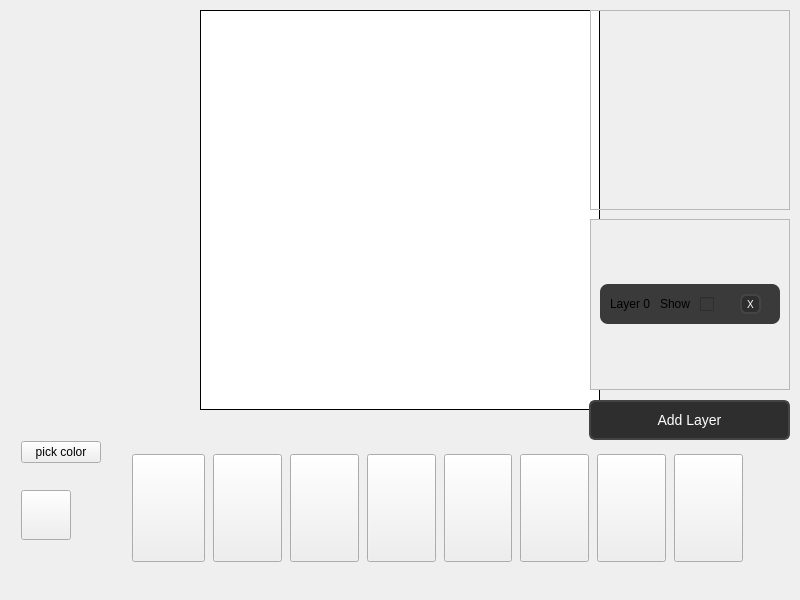
The window that mainwindow.ui (ElijahTolton/SpriteSmith) describes before a commit, drawn with Qt 5.
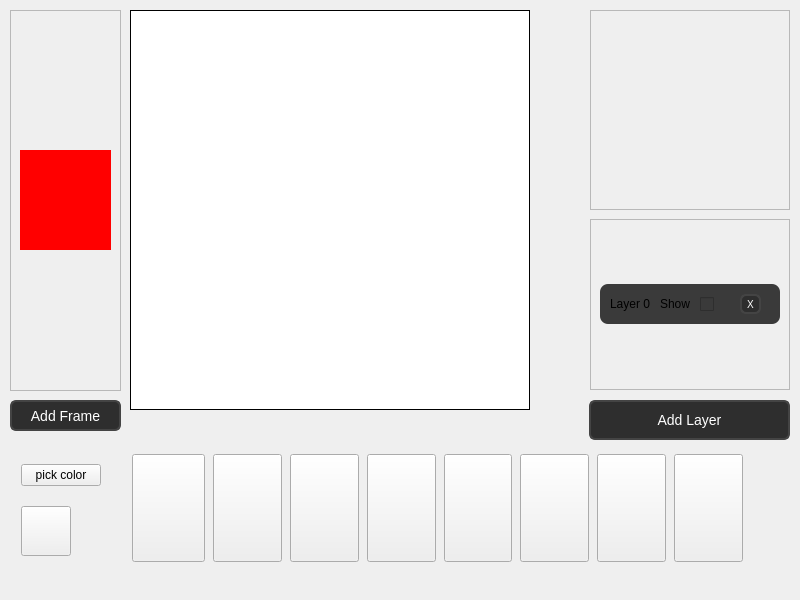
The same window after the commit. Custom widgets are drawn as their Qt base class.

Commit message: Commented out tool class, added frames (buggy)

```diff
--- a/mainwindow.ui
+++ b/mainwindow.ui
@@ -157,7 +157,7 @@
    <widget class="SpriteEditor" name="canvas">
     <property name="geometry">
      <rect>
-      <x>200</x>
+      <x>130</x>
       <y>10</y>
       <width>400</width>
       <height>400</height>
@@ -407,21 +407,21 @@
    <widget class="QWidget" name="gridLayoutWidget">
     <property name="geometry">
      <rect>
-      <x>10</x>
-      <y>420</y>
-      <width>102</width>
-      <height>141</height>
+      <x>0</x>
+      <y>450</y>
+      <width>122</width>
+      <height>121</height>
      </rect>
     </property>
     <layout class="QGridLayout" name="gridLayout">
-     <item row="0" column="0">
+     <item row="0" column="1">
       <widget class="QPushButton" name="colorPicker">
        <property name="text">
         <string>pick color</string>
        </property>
       </widget>
      </item>
-     <item row="1" column="0">
+     <item row="1" column="1">
       <widget class="QPushButton" name="colorPreview">
        <property name="enabled">
         <bool>true</bool>
@@ -439,6 +439,91 @@
      </item>
     </layout>
    </widget>
+   <widget class="QScrollArea" name="scrollAreaFrame">
+    <property name="geometry">
+     <rect>
+      <x>10</x>
+      <y>10</y>
+      <width>111</width>
+      <height>381</height>
+     </rect>
+    </property>
+    <property name="horizontalScrollBarPolicy">
+     <enum>Qt::ScrollBarPolicy::ScrollBarAlwaysOff</enum>
+    </property>
+    <property name="widgetResizable">
+     <bool>true</bool>
+    </property>
+    <widget class="QWidget" name="scrollFrame">
+     <property name="geometry">
+      <rect>
+       <x>0</x>
+       <y>0</y>
+       <width>109</width>
+       <height>379</height>
+      </rect>
+     </property>
+     <layout class="QVBoxLayout" name="verticalLayout_2">
+      <item>
+       <layout class="QVBoxLayout" name="frameView">
+        <item>
+         <widget class="QWidget" name="frameWidget" native="true">
+          <property name="maximumSize">
+           <size>
+            <width>100</width>
+            <height>100</height>
+           </size>
+          </property>
+          <property name="styleSheet">
+           <string notr="true">background-color: rgb(255, 0, 0);</string>
+          </property>
+         </widget>
+        </item>
+       </layout>
+      </item>
+     </layout>
+    </widget>
+   </widget>
+   <widget class="QPushButton" name="addFrame">
+    <property name="geometry">
+     <rect>
+      <x>10</x>
+      <y>400</y>
+      <width>111</width>
+      <height>31</height>
+     </rect>
+    </property>
+    <property name="styleSheet">
+     <string notr="true">QPushButton {
+    background-color: #2E2E2E;  /* Dark gray background */
+    color: #FFFFFF;  /* White text */
+    border: 2px solid #444444;  /* Slightly lighter border */
+    border-radius: 6px;  /* Rounded corners */
+    padding: 6px 12px;  /* Comfortable padding */
+    font-size: 14px;  /* Readable text */
+}
+
+QPushButton:hover {
+    background-color: #3A3A3A;  /* Slightly lighter on hover */
+    border: 2px solid #555555;  /* Lighter border */
+}
+
+QPushButton:pressed {
+    background-color: #1F1F1F;  /* Even darker when clicked */
+    border: 2px solid #666666;
+}
+
+QPushButton:disabled {
+    background-color: #444444;  /* Disabled state */
+    color: #777777;
+    border: 2px solid #555555;
+}
+</string>
+    </property>
+    <property name="text">
+     <string>Add Frame</string>
+    </property>
+   </widget>
   </widget>
  </widget>
  <customwidgets>
```
Left out of the diff: 2 changed lines with no effect on the pictures. The commit also changes 4 other files.
